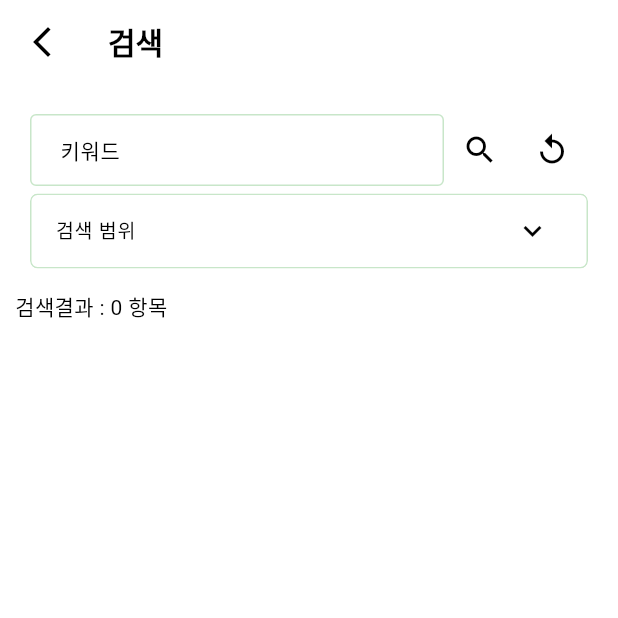
After one commit to daiksoul/Haggadah, a Flutter app: the SearchPage screen opened by its route, after a tap on the "search" icon, on a phone screen of 412 x 824 dp, the top half of it. The commit adds this screen. Run offline on Flutter 3.47's test engine with Material 3 defaults, Android fonts, the phone set to English and light mode, and no system bars; our stand-ins replace audio_service, carousel_slider, cloud_firestore, firebase_auth, firebase_core, flutter_speed_dial and 5 more; accounts and stored records are empty; Roboto replaces fonts that are missing (Nanum); statements that could not run were skipped.

Commit message:
[ADD] search option

```diff
--- a/lib/bible/verse.dart
+++ b/lib/bible/verse.dart
@@ -55,6 +55,7 @@ class VersePage extends StatefulWidget {
 class VerseState extends State<VersePage> with WidgetsBindingObserver {
   bool _selectMode = false;
   final List<Map> _verses = [];
+  final List<GlobalKey> _keys = [];
   late BookNChap bookNChap;
 
   Future<List<Map<String, Object?>>> _getVerses(BookNChap bNC) async {
@@ -231,6 +232,7 @@ class VerseState extends State<VersePage> with WidgetsBindingObserver {
             ...List.generate(
               _verses.length,
               (index) => ListTile(
+                key: _keys[index],
                 onLongPress: () {
                   if (!_selectMode) {
                     setState(
--- a/lib/main.dart
+++ b/lib/main.dart
@@ -7,6 +7,7 @@ import 'package:haggah/bible/verse.dart';
 import 'package:haggah/data/resolve.dart';
 import 'package:haggah/home.dart';
 import 'package:haggah/login.dart';
+import 'package:haggah/search/search.dart';
 import 'package:haggah/setting/setting.dart';
 import 'package:haggah/setting/settings_model.dart';
 import 'package:haggah/store/storage.dart';
@@ -106,6 +107,7 @@ class MyState extends State<MyApp> with WidgetsBindingObserver {
           "/test": (BuildContext context) => const VocalTestPage(),
           "/login": (BuildContext context) => const LoginPage(),
           "/settings": (BuildContext context) => const SettingsPage(),
+          "/search": (BuildContext context) => SearchPage(),
         },
       ),
     );
--- /dev/null
+++ b/lib/search/search.dart
@@ -0,0 +1,291 @@
+import 'package:flutter/material.dart';
+import 'package:haggah/bible/dat.dart';
+import 'package:haggah/bible/verse.dart';
+import 'package:haggah/search/search_manager.dart';
+import 'package:haggah/util/verse_data.dart';
+import 'package:provider/provider.dart';
+
+class Search {
+  Future<List<Map>> search(String query) async {
+    String searchOptions = '';
+    return (await DBManager.database.rawQuery(
+            "SELECT ZBOOK_NAME, ZCHAPTER_NUMBER, ZVERSE_NUMBER, ZVERSE_CONTENT FROM ZVERSE JOIN (SELECT ZCHAPTER.Z_PK, ZBOOK_NAME, ZCHAPTER_NUMBER, ZBOOK_INDEX FROM ZBOOK JOIN ZCHAPTER ON (ZBOOK.Z_PK = ZCHAPTER.ZTOBOOK) $searchOptions ) AS C ON (ZVERSE.ZTOCHAPTER = C.Z_PK) WHERE ZVERSE_CONTENT LIKE '$query' ORDER BY ZBOOK_INDEX ASC, ZCHAPTER_NUMBER ASC, ZVERSE_NUMBER ASC;"))
+        .map((e) => Map.of(e))
+        .toList();
+  }
+}
+
+class SearchPage extends StatelessWidget {
+  SearchPage({super.key});
+
+  final GlobalKey _results = GlobalKey();
+
+  @override
+  Widget build(BuildContext context) {
+    return ChangeNotifierProvider(
+      create: (context) => SearchManager(),
+      child: Scaffold(
+        appBar: AppBar(
+          title: const Text('검색'),
+          leading: IconButton(
+            icon: const Icon(Icons.arrow_back_ios_new),
+            onPressed: () {
+              Navigator.pop(context);
+            },
+          ),
+        ),
+        body: Consumer<SearchManager>(builder: (context, state, _) {
+          return CustomScrollView(
+            slivers: [
+              const SliverResizingHeader(
+                maxExtentPrototype: SearchHeader(),
+                minExtentPrototype: SearchHeader(),
+                child: SearchHeader(),
+              ),
+              SliverToBoxAdapter(
+                child: Padding(
+                  padding:
+                      const EdgeInsets.symmetric(horizontal: 20, vertical: 5),
+                  child: ExpansionTile(
+                    dense: true,
+                    maintainState: true,
+                    title: Text('검색 범위'),
+                    children: [
+                      SingleChildScrollView(
+                        child: Column(
+                          children: [
+                            toggler(
+                              text: '전체',
+                              onChange: state.toggleAll,
+                              value: state.isAllSelected(),
+                            ),
+                            Row(
+                              crossAxisAlignment: CrossAxisAlignment.start,
+                              children: [
+                                Expanded(
+                                  child: Column(
+                                    mainAxisAlignment: MainAxisAlignment.start,
+                                    children: [
+                                      toggler(
+                                        text: '구약 전체',
+                                        onChange: state.toggleOldT,
+                                        value: state.isOldTAllSelected(),
+                                      ),
+                                      ...List.generate(
+                                        39,
+                                        (idx) => toggler(
+                                          text: Book.values[idx].kor,
+                                          onChange: () => state
+                                              .toggleBook(Book.values[idx]),
+                                          value: state
+                                              .bookSelected(Book.values[idx]),
+                                        ),
+                                      )
+                                    ],
+                                  ),
+                                ),
+                                Expanded(
+                                    child: Column(
+                                  mainAxisAlignment: MainAxisAlignment.start,
+                                  children: [
+                                    toggler(
+                                      text: '신약 전체',
+                                      onChange: state.toggleNewT,
+                                      value: state.isNewTAllSelected(),
+                                    ),
+                                    ...List.generate(
+                                      27,
+                                      (idx) => toggler(
+                                        text: Book.values[idx + 39].kor,
+                                        onChange: () => state
+                                            .toggleBook(Book.values[idx + 39]),
+                                        value: state.bookSelected(
+                                            Book.values[idx + 39]),
+                                      ),
+                                    )
+                                  ],
+                                ))
+                              ],
+                            ),
+                          ],
+                        ),
+                      )
+                    ],
+                  ),
+                ),
+              ),
+              SliverResizingHeader(
+                maxExtentPrototype: resultText(state),
+                minExtentPrototype: resultText(state),
+                child: resultText(state),
+              ),
+              SliverList.builder(
+                key: _results,
+                itemCount: state.queryResult.length,
+                itemBuilder: (_, idx) => QueryVerse(
+                  data: state.queryResult[idx],
+                  keyword: state.keywordController.text,
+                ),
+              )
+            ],
+          );
+        }),
+      ),
+    );
+  }
+
+  Widget toggler(
+      {required String text,
+      required void Function() onChange,
+      required bool? value}) {
+    return GestureDetector(
+      child: Row(
+        children: [
+          Checkbox(value: value, onChanged: (_) => onChange()),
+          Text(text),
+        ],
+      ),
+      onTap: onChange,
+    );
+  }
+
+  Widget resultText(SearchManager state) {
+    return Consumer<SearchManager>(
+      builder: (context, state, _) => Container(
+          padding: const EdgeInsets.symmetric(horizontal: 10, vertical: 10),
+          decoration: BoxDecoration(
+            color: Theme.of(context).canvasColor,
+          ),
+          child: Text('검색결과 : ${state.queryResult.length} 항목')),
+    );
+  }
+}
+
+class SearchHeader extends StatelessWidget {
+  const SearchHeader({super.key});
+
+  @override
+  Widget build(BuildContext context) {
+    return Consumer<SearchManager>(
+      builder: (context, state, _) => DecoratedBox(
+        decoration: BoxDecoration(
+          color: Theme.of(context).canvasColor,
+        ),
+        child: Column(
+          mainAxisSize: MainAxisSize.min,
+          children: [
+            const SizedBox(height: 20),
+            Padding(
+                padding: const EdgeInsets.symmetric(horizontal: 20),
+                child: Row(
+                  children: [
+                    Expanded(
+                      child: TextFormField(
+                        textInputAction: TextInputAction.search,
+                        controller: state.keywordController,
+                        decoration: const InputDecoration(
+                          isDense: true,
+                          labelText: '키워드',
+                          contentPadding: EdgeInsets.symmetric(
+                              horizontal: 16, vertical: 12),
+                          labelStyle: TextStyle(
+                            fontSize: 14,
+                          ),
+                        ),
+                        onFieldSubmitted: (_) {
+                          state.search();
+                        },
+                      ),
+                    ),
+                    IconButton(
+                      icon: Icon(Icons.search),
+                      onPressed: () {
+                        state.search();
+                      },
+                    ),
+                    IconButton(
+                      icon: Icon(Icons.replay),
+                      onPressed: () {
+                        state.resetSearchOptions();
+                      },
+                    )
+                  ],
+                )),
+          ],
+        ),
+      ),
+    );
+  }
+}
+
+class QueryVerse extends StatelessWidget {
+  const QueryVerse({super.key, required this.data, required this.keyword});
+  final Map<String, dynamic> data;
+  final String keyword;
+
+  TextSpan _generateSpan() {
+    var text = parseVerseData(data["ZVERSE_CONTENT"].toString());
+    final word = parseVerseData(keyword);
+
+    if (text.isEmpty) {
+      return const TextSpan(text: '로딩중...');
+    }
+
+    var lst = <TextSpan>[];
+    while (text.contains(word)) {
+      final tmp = text.substring(0, text.indexOf(word));
+      text = text.substring(text.indexOf(word) + word.length);
+      lst.add(TextSpan(text: tmp));
+      lst.add(
+        TextSpan(
+          text: word,
+          style: const TextStyle(backgroundColor: Color(0x88fbf719)),
+        ),
+      );
+    }
+    lst.add(TextSpan(text: text));
+
+    var toRet = TextSpan(children: lst);
+
+    return toRet;
+  }
+
+  @override
+  Widget build(BuildContext context) {
+    final book = Book.values[data['ZBOOK_INDEX'] - 1];
+    final chapter = data['ZCHAPTER_NUMBER'] as int;
+    final verse = data['ZVERSE_NUMBER'] as int;
+    return InkWell(
+      child: Container(
+        width: MediaQuery.of(context).size.width,
+        padding: const EdgeInsets.symmetric(vertical: 10),
+        child: Row(
+          crossAxisAlignment: CrossAxisAlignment.start,
+          children: [
+            SizedBox(
+              width: 100,
+              child: Text(
+                '${book.korAb} $chapter : $verse',
+                textAlign: TextAlign.end,
+              ),
+            ),
+            const SizedBox(width: 15),
+            SizedBox(
+              width: MediaQuery.of(context).size.width - 115,
+              child: Text.rich(
+                _generateSpan(),
+              ),
+            ),
+          ],
+        ),
+      ),
+      onTap: () {
+        Navigator.pushNamed(
+          context,
+          '/verses',
+          arguments: BookNChap(book, chapter),
+        );
+      },
+    );
+  }
+}
--- /dev/null
+++ b/lib/search/search_manager.dart
@@ -0,0 +1,95 @@
+import 'package:flutter/material.dart';
+import 'package:haggah/bible/verse.dart';
+import 'package:sqflite/sqflite.dart';
+
+import '../bible/dat.dart';
+
+class SearchManager extends ChangeNotifier {
+  final Set<Book> _selectedBook = Set.from(Book.values);
+  final TextEditingController _keywordController = TextEditingController();
+  final List<Map<String, dynamic>> _queryResult = [];
+
+  TextEditingController get keywordController => _keywordController;
+
+  bool bookSelected(Book book) => _selectedBook.contains(book);
+  bool isAllSelected() => _selectedBook.containsAll(Book.values);
+  bool isNewTAllSelected() =>
+      _selectedBook.containsAll(Book.values.where((e) => e.newT));
+  bool isOldTAllSelected() =>
+      _selectedBook.containsAll(Book.values.where((e) => !e.newT));
+
+  List<Map<String, dynamic>> get queryResult => List.from(_queryResult);
+
+  void selectBook(Book book) {
+    _selectedBook.add(book);
+    notifyListeners();
+  }
+
+  void removeBook(Book book) {
+    _selectedBook.remove(book);
+    notifyListeners();
+  }
+
+  void toggleBook(Book book) {
+    if (_selectedBook.contains(book)) {
+      _selectedBook.remove(book);
+    } else {
+      _selectedBook.add(book);
+    }
+    notifyListeners();
+  }
+
+  void toggleAll() {
+    if (isAllSelected()) {
+      _selectedBook.clear();
+    } else {
+      _selectedBook.addAll(Book.values);
+    }
+    notifyListeners();
+  }
+
+  void toggleOldT() {
+    if (isOldTAllSelected()) {
+      _selectedBook.removeWhere((e) => !e.newT);
+    } else {
+      _selectedBook.addAll(Book.values.where((e) => !e.newT));
+    }
+    notifyListeners();
+  }
+
+  void toggleNewT() {
+    if (isNewTAllSelected()) {
+      _selectedBook.removeWhere((e) => e.newT);
+    } else {
+      _selectedBook.addAll(Book.values.where((e) => e.newT));
+    }
+    notifyListeners();
+  }
+
+  void resetSearchOptions() {
+    _selectedBook.addAll(Book.values);
+    _keywordController.clear();
+    _queryResult.clear();
+    notifyListeners();
+  }
+
+  void search() async {
+    if (_keywordController.text.isEmpty) return;
+    _queryResult.clear();
+    Database db = DBManager.database;
+
+    String searchOption = '';
+
+    if (!isAllSelected()) {
+      var str = _selectedBook.map((e) => Book.values.indexOf(e) + 1).join(',');
+      searchOption = 'WHERE ZBOOK_INDEX IN($str)';
+    }
+
+    final lst = (await db.rawQuery(
+            "SELECT ZBOOK_INDEX, ZCHAPTER_NUMBER, ZVERSE_NUMBER, ZVERSE_CONTENT FROM ZVERSE JOIN (SELECT ZCHAPTER.Z_PK, ZBOOK_NAME, ZCHAPTER_NUMBER, ZBOOK_INDEX FROM ZBOOK JOIN ZCHAPTER ON (ZBOOK.Z_PK = ZCHAPTER.ZTOBOOK) $searchOption ) AS C ON (ZVERSE.ZTOCHAPTER = C.Z_PK) WHERE ZVERSE_CONTENT LIKE '%${_keywordController.text}%' ORDER BY ZBOOK_INDEX ASC, ZCHAPTER_NUMBER ASC, ZVERSE_NUMBER ASC;"))
+        .map((e) => Map.of(e))
+        .toList();
+    _queryResult.addAll(lst);
+    notifyListeners();
+  }
+}
```
Also changed, not shown: lib/bible/dat.dart (+80 -80 lines), lib/bible/select.dart (+8 -0 lines).
